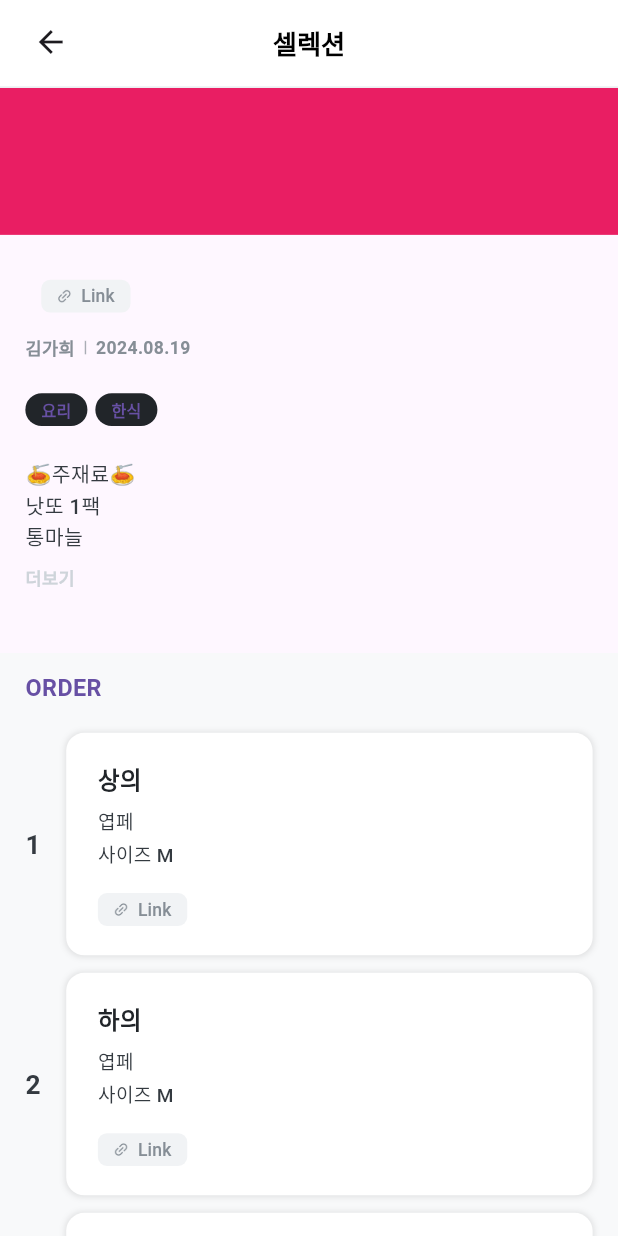
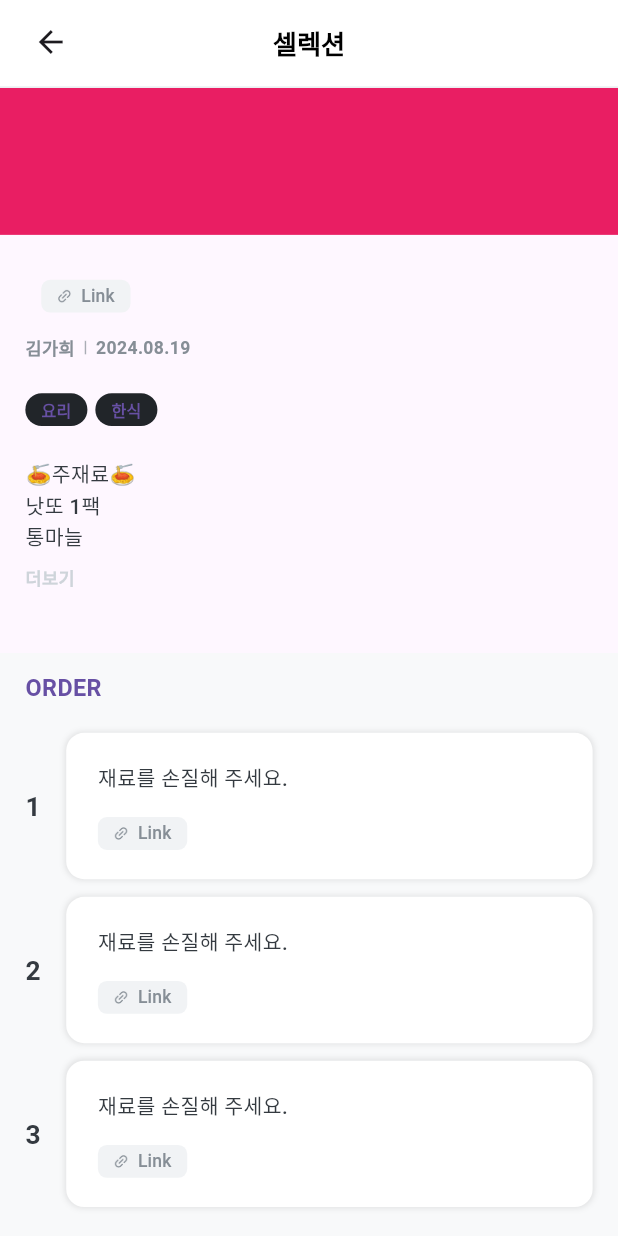
Before and after one commit to collecter1110/collecter, a Flutter app: the SelectionDetailScreen screen opened directly with empty values, scrolled down 314 dp, on a phone screen of 412 x 824 dp. Run offline on Flutter 3.47's test engine with Material 3 defaults, Android fonts, the phone set to English and light mode, and no system bars; our stand-ins replace flutter_screenutil, image_picker; Roboto replaces fonts that are missing (Pretendard, PretendardRegular).

Commit message:
fix : Fix selection Item UI/UX

```diff
--- a/lib/components/card/item.dart
+++ b/lib/components/card/item.dart
@@ -31,37 +31,14 @@ class Item extends StatelessWidget {
             crossAxisAlignment: CrossAxisAlignment.start,
             children: [
               Text(
-                '${_ItemTitle[index]}',
-                style: TextStyle(
-                  color: Color(0xFF212529),
-                  fontSize: 16.sp,
-                  fontFamily: 'Pretendard',
-                  fontWeight: FontWeight.w700,
-                  height: 1.5,
-                ),
-              ),
-              SizedBox(
-                height: 8.0.h,
-              ),
-              Text(
-                '엽페',
+                // '상의 \n브랜드 : 엽페\n사이즈 : M',
+                '재료를 손질해 주세요.',
                 style: TextStyle(
                   color: Color(0xFF343a40),
-                  fontSize: 13.sp,
+                  fontSize: 14.sp,
                   fontFamily: 'Pretendard',
                   fontWeight: FontWeight.w500,
-                ),
-              ),
-              SizedBox(
-                height: 4.0.h,
-              ),
-              Text(
-                '사이즈 M',
-                style: TextStyle(
-                  color: Color(0xFF343a40),
-                  fontSize: 13.sp,
-                  fontFamily: 'Pretendard',
-                  fontWeight: FontWeight.w500,
+                  height: 1.43,
                 ),
               ),
               SizedBox(
```
